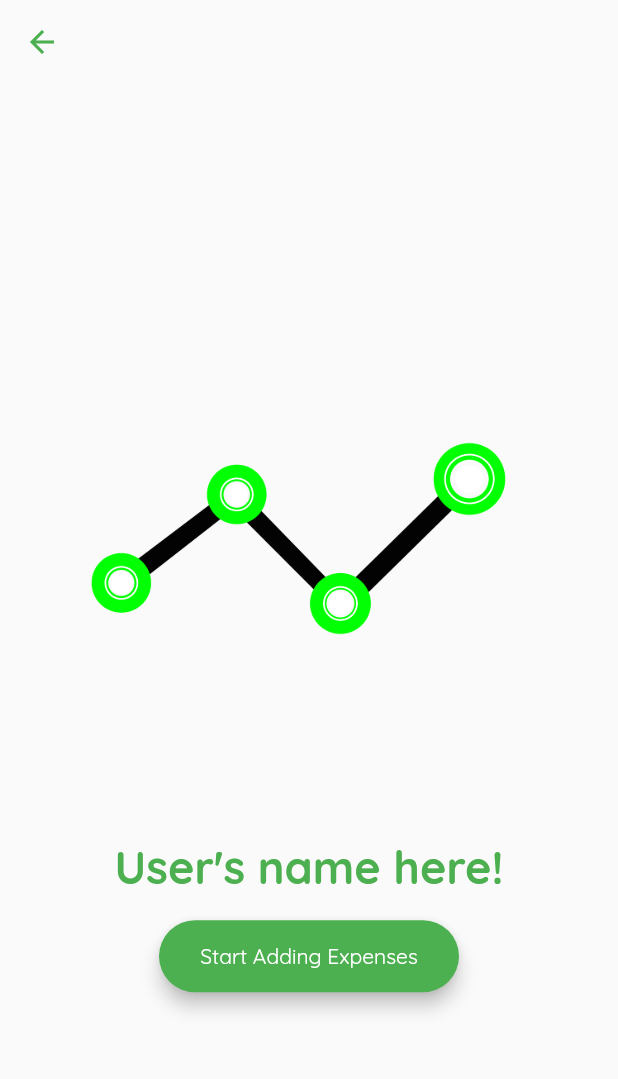
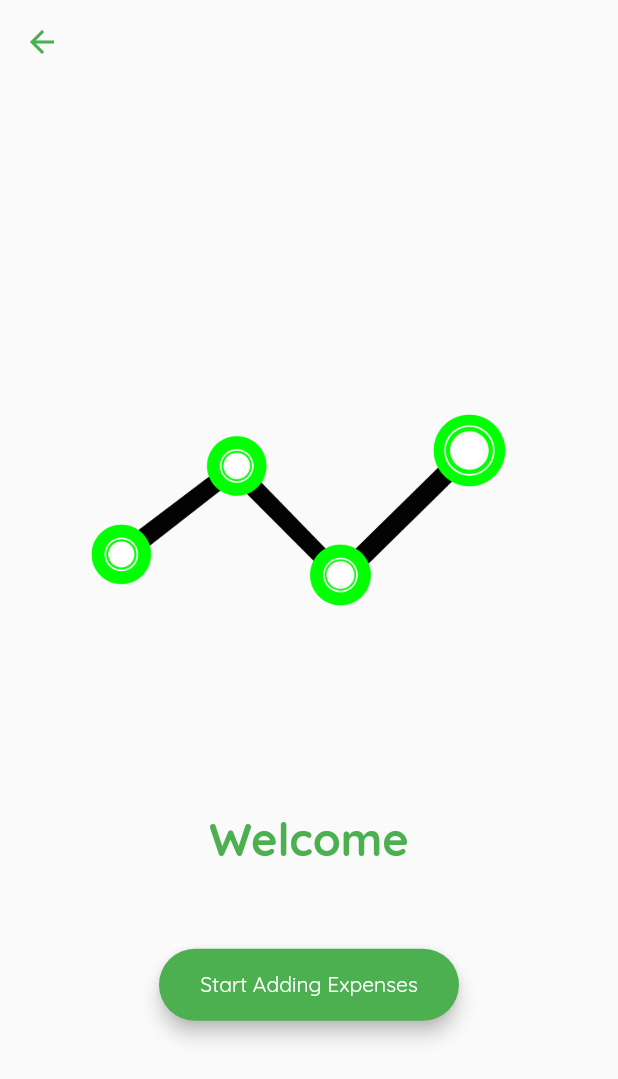
Before and after one commit to umairliaqat33/expenses_app, a Flutter app: the WelcomeUserScreen screen opened directly, on a phone screen of 412 x 824 dp. Shown: the top 1079 px of the screen. Run offline on Flutter 3.47's test engine with Material 2 defaults, Android fonts, the light colour scheme and no system bars; our stand-ins replace animated_text_kit, cloud_firestore, firebase_auth, firebase_core, fluttertoast; accounts and stored records are empty.

Commit message:
welcomescreen issue resolved. and now we can access information from firebase

```diff
--- a/lib/screens/Registration_Screen.dart
+++ b/lib/screens/Registration_Screen.dart
@@ -247,12 +247,12 @@ class _RegistrationScreenState extends State<RegistrationScreen> {
     User? user = _auth.currentUser;
     UserModel userModel = UserModel();
     userModel.email = user!.email;
-    userModel.Lname = F_name_Controller.text;
+    userModel.Fname = F_name_Controller.text;
     userModel.Lname = L_name_Controller.text;
     userModel.uid = user.uid;
 
     await firebaseFirestore
-        .collection('users')
+        .collection('user')
         .doc(user.uid)
         .set(userModel.toMap());
 
--- a/lib/screens/welcome_screen.dart
+++ b/lib/screens/welcome_screen.dart
@@ -1,7 +1,36 @@
+import 'package:cloud_firestore/cloud_firestore.dart';
 import 'package:flutter/material.dart';
 import 'package:expenses_app/MainScreen.dart';
+import 'package:firebase_auth/firebase_auth.dart';
+// import 'package:expenses_app/models/user_model.dart';
+import 'package:fluttertoast/fluttertoast.dart';
+import 'menu_screen.dart';
 
-class WelcomeUserScreen extends StatelessWidget {
+class WelcomeUserScreen extends StatefulWidget {
+  @override
+  State<WelcomeUserScreen> createState() => _WelcomeUserScreenState();
+}
+
+class _WelcomeUserScreenState extends State<WelcomeUserScreen> {
+  final user = FirebaseAuth.instance.currentUser;
+  String lname = '';
+  String fname = '';
+  @override
+  void initState() {
+    super.initState();
+    FirebaseFirestore.instance
+        .collection("user")
+        .doc(user!.uid)
+        .get()
+        .then((value) {
+      setState(() {
+        lname = value.get('lastname');
+        // print(lname);
+        fname = value.get('firstname');
+      });
+    });
+  }
+
   @override
   Widget build(BuildContext context) {
     return Scaffold(
@@ -28,7 +57,16 @@ class WelcomeUserScreen extends StatelessWidget {
               child: Image.asset('assets/images/logo.png'),
             ),
             Text(
-              "User\'s name here!",
+              "Welcome",
+              style: TextStyle(
+                color: Theme.of(context).primaryColor,
+                fontWeight: FontWeight.bold,
+                fontSize: 30,
+                fontFamily: 'Quicksand',
+              ),
+            ),
+            Text(
+              "${fname} ${lname}",
               style: TextStyle(
                 color: Theme.of(context).primaryColor,
                 fontWeight: FontWeight.bold,
@@ -61,4 +99,13 @@ class WelcomeUserScreen extends StatelessWidget {
       ),
     );
   }
+
+  Future<void> logout() async {
+    await FirebaseAuth.instance.signOut();
+    Navigator.push(
+            context, MaterialPageRoute(builder: (context) => WelcomeScreen()))
+        .catchError((e) {
+      Fluttertoast.showToast(msg: e);
+    });
+  }
 }
```
Also changed, not shown: lib/MainScreen.dart (+19 -2 lines), lib/screens/Login_Screen.dart (+7 -1 lines).
